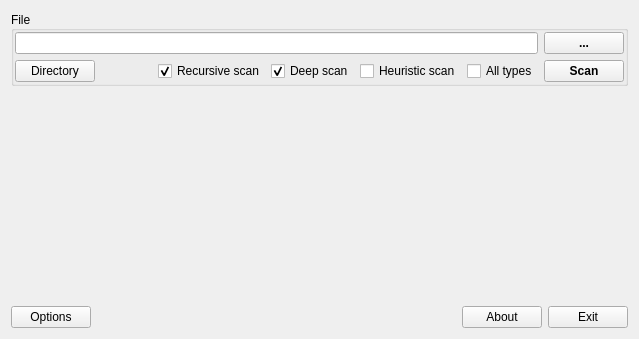
Qt form gui_source/guimainwindow.ui (horsicq/Nauz-File-Detector) before a commit.
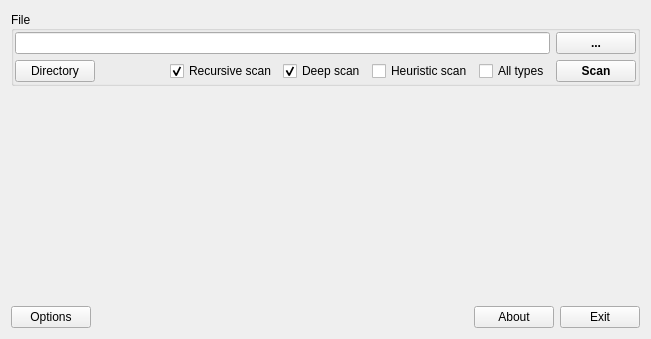
The same form after that commit. Custom widgets are drawn as their Qt base class.

Patch:
```diff
--- a/gui_source/guimainwindow.ui
+++ b/gui_source/guimainwindow.ui
@@ -6,7 +6,7 @@
    <rect>
     <x>0</x>
     <y>0</y>
-    <width>639</width>
+    <width>651</width>
     <height>339</height>
    </rect>
   </property>
```
Left out of the diff: 4 changed lines with no effect on the pictures.
